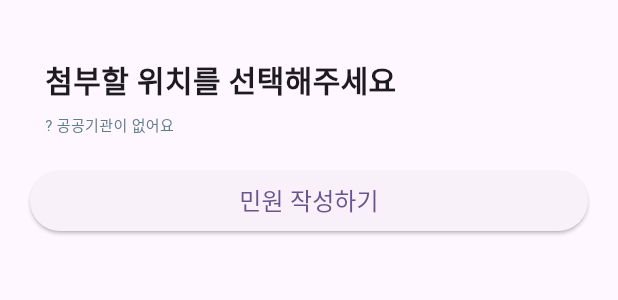
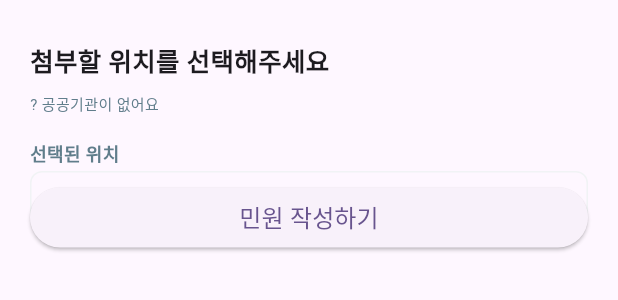
Before and after one commit to WholeSeeds/Mindle-Front, a Flutter app: the LocationSelectPanel widget shown alone on an empty page, opened directly, on a phone screen of 412 x 824 dp. Shown: the top 300 px of the screen. Run offline on Flutter 3.47's test engine with Material 3 defaults, Android fonts, the phone set to English and light mode, and no system bars; our stand-ins replace dio, firebase_auth, firebase_core, flutter_dotenv, geolocator, get and 2 more; missing offline and left inert: flutter_naver_map, kakao_flutter_sdk_user; accounts and stored records are empty.

Commit message:
feat: ui 개선

```diff
--- a/lib/pages/map_page.dart
+++ b/lib/pages/map_page.dart
@@ -19,7 +19,7 @@ class MapPage extends StatelessWidget {
           children: [
             // 지도 영역
             Expanded(
-              flex: isSelecting ? 7 : 10, // true면 70%, false면 100%
+              flex: isSelecting ? 65 : 100, // true면 65%, false면 100%
               child: NaverMap(
                 onMapReady: (naverMapController) {
                   print("네이버맵 준비 완료");
@@ -31,7 +31,7 @@ class MapPage extends StatelessWidget {
             // 선택 패널
             if (isSelecting)
               Expanded(
-                flex: 3, // 화면 30%
+                flex: 35, // 화면 35%
                 child: LocationSelectPanel(),
               ),
           ],
--- a/lib/widgets/location_select_panel.dart
+++ b/lib/widgets/location_select_panel.dart
@@ -10,6 +10,9 @@ class LocationSelectPanel extends StatelessWidget {
 
   final controller = Get.find<LocationController>();
 
+  static const Color mainGreen = Color(0xFF00D482);
+  static const Color gray4 = Color(0xFFF1F3F5);
+
   @override
   Widget build(BuildContext context) {
     return Stack(
@@ -17,7 +20,7 @@ class LocationSelectPanel extends StatelessWidget {
         // 내용
         Container(
           width: double.infinity,
-          padding: const EdgeInsets.all(30),
+          padding: const EdgeInsets.all(20),
           child: Column(
             mainAxisSize: MainAxisSize.min,
             crossAxisAlignment: CrossAxisAlignment.start,
@@ -25,7 +28,7 @@ class LocationSelectPanel extends StatelessWidget {
               const SizedBox(height: 8),
               const Text(
                 '첨부할 위치를 선택해주세요',
-                style: TextStyle(fontSize: 20, fontWeight: FontWeight.bold),
+                style: TextStyle(fontSize: 17, fontWeight: FontWeight.bold),
               ),
               const SizedBox(height: 8),
               const Text(
@@ -33,9 +36,40 @@ class LocationSelectPanel extends StatelessWidget {
                 style: TextStyle(fontSize: 10, color: Colors.blueGrey),
               ),
               const SizedBox(height: 16),
+              const Text(
+                '선택된 위치',
+                style: TextStyle(
+                  fontSize: 12,
+                  fontWeight: FontWeight.bold,
+                  color: Colors.blueGrey,
+                ),
+              ),
 
+              const SizedBox(height: 3),
               // 선택된 위치 정보
-              Obx(() => Text(controller.selectedLocationString.value)),
+              Obx(
+                () => Container(
+                  width: double.infinity,
+                  padding: const EdgeInsets.symmetric(
+                    horizontal: 12,
+                    vertical: 8,
+                  ),
+                  decoration: BoxDecoration(
+                    border: Border.all(
+                      color: controller.selectedLocationString.value.isEmpty
+                          ? gray4
+                          : mainGreen,
+                    ),
+                    borderRadius: BorderRadius.circular(8),
+                  ),
+                  child: Text(
+                    controller.selectedLocationString.value,
+                    style: const TextStyle(fontSize: 12, color: mainGreen),
+                    overflow: TextOverflow.ellipsis, // overflow 시 ...
+                    maxLines: 1, // 한 줄로 제한
+                  ),
+                ),
+              ),
 
               const SizedBox(height: 20),
             ],
```
Also changed, not shown: lib/controllers/location_controller.dart (+19 -0 lines).
